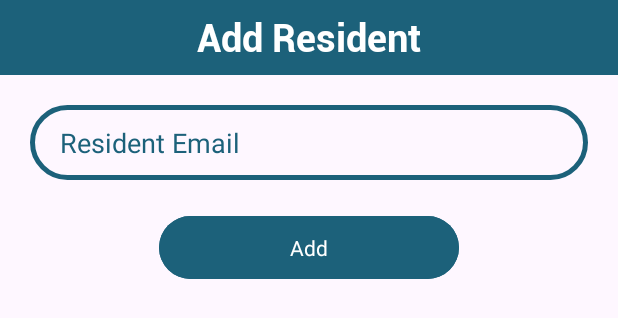
After one commit to farhan-hasan/MessMate, an Android app: the layout add_resident_popup.xml on its own in the app's theme, with its tools: preview values and no code run, on a phone screen of 412 x 824 dp. The commit adds this screen. Shown: the top 318 px of the screen. Run offline under Robolectric (Android 15) with nearby library versions, the light colour scheme and no system bars.

Commit message:
Adding resident to mess with conditions(Already exist in mess, User does not exist i User table) handled and implemented.

```diff
--- a/app/src/main/java/com/example/messmate/adapters/ResidentListRecyclerAdapter.java
+++ b/app/src/main/java/com/example/messmate/adapters/ResidentListRecyclerAdapter.java
@@ -50,9 +50,9 @@ public class ResidentListRecyclerAdapter extends RecyclerView.Adapter<ResidentLi
     @Override
     public void onBindViewHolder(@NonNull ViewHolder holder, int position) {
         UserDetailsModel resident = residentList.get(position);
-        holder.residentName.setText(resident.username);
-        holder.residentEmail.setText("Email: " + resident.email);
-        holder.residentPhone.setText("Phone: " + resident.phone);
+        holder.residentName.setText(resident.getUsername());
+        holder.residentEmail.setText("Email: " + resident.getEmail());
+        holder.residentPhone.setText("Phone: " + resident.getPhone());
         holder.itemView.setPadding(0, 0, 0, 0);
     }
 
--- a/app/src/main/java/com/example/messmate/fragments/RentFragment.java
+++ b/app/src/main/java/com/example/messmate/fragments/RentFragment.java
@@ -18,6 +18,7 @@ import android.widget.Toast;
 
 import com.example.messmate.R;
 import com.example.messmate.adapters.MessListRecyclerAdapter;
+import com.example.messmate.adapters.WrapContentLinearLayoutManager;
 import com.example.messmate.models.Constants;
 import com.example.messmate.models.MessDetailsModel;
 import com.example.messmate.screens.RentMessDetailsActivity;
@@ -176,7 +177,10 @@ public class RentFragment extends Fragment {
     public void loadFragment() {
 
         recyclerView = view.findViewById(R.id.rentMessListRecyclerView);
-        recyclerView.setLayoutManager(new LinearLayoutManager(getActivity()));
+        //recyclerView.setLayoutManager(new LinearLayoutManager(getActivity()));
+
+        // Added wrapper for back button issue
+        recyclerView.setLayoutManager(new WrapContentLinearLayoutManager(getActivity(), LinearLayoutManager.VERTICAL, false));
 
         DatabaseReference messesRef = FirebaseDatabase.getInstance().getReference().child("Messes");
         Query query = messesRef.orderByChild("admin").equalTo(Constants.userKey);
--- a/app/src/main/java/com/example/messmate/fragments/SearchFragment.java
+++ b/app/src/main/java/com/example/messmate/fragments/SearchFragment.java
@@ -13,6 +13,7 @@ import android.widget.Toast;
 
 import com.example.messmate.R;
 import com.example.messmate.adapters.MessListRecyclerAdapter;
+import com.example.messmate.adapters.WrapContentLinearLayoutManager;
 import com.example.messmate.models.MessDetailsModel;
 import com.firebase.ui.database.FirebaseRecyclerOptions;
 import com.google.firebase.database.DatabaseReference;
@@ -42,7 +43,8 @@ public class SearchFragment extends Fragment {
     public void loadFragment() {
 
         RecyclerView recyclerView = view.findViewById(R.id.searchMessListRecyclerView);
-        recyclerView.setLayoutManager(new LinearLayoutManager(getActivity()));
+        // Added wrapper for back button issue
+        recyclerView.setLayoutManager(new WrapContentLinearLayoutManager(getActivity(), LinearLayoutManager.VERTICAL, false));
 //        messListCardItems.add(new MessListCardModel("10", "My mess 1", "Sylhet", "+8801723232323"));
 //        messListCardItems.add(new MessListCardModel("10", "My mess 2", "Sylhet", "+8801723232323"));
 //        messListCardItems.add(new MessListCardModel("10", "My mess 3", "Sylhet", "+8801723232323"));
--- a/app/src/main/java/com/example/messmate/screens/MealManagementActivity.java
+++ b/app/src/main/java/com/example/messmate/screens/MealManagementActivity.java
@@ -12,6 +12,7 @@ import androidx.recyclerview.widget.RecyclerView;
 
 import com.example.messmate.R;
 import com.example.messmate.adapters.MessListRecyclerAdapter;
+import com.example.messmate.adapters.WrapContentLinearLayoutManager;
 import com.example.messmate.models.Constants;
 import com.example.messmate.models.MessDetailsModel;
 import com.firebase.ui.database.FirebaseRecyclerOptions;
@@ -57,7 +58,8 @@ public class MealManagementActivity extends AppCompatActivity {
     public void loadFragment() {
 
         recyclerView = findViewById(R.id.mealManagementMessListRecyclerView);
-        recyclerView.setLayoutManager(new LinearLayoutManager(MealManagementActivity.this));
+        // Added wrapper for back button issue
+        recyclerView.setLayoutManager(new WrapContentLinearLayoutManager(MealManagementActivity.this, LinearLayoutManager.VERTICAL, false));
 //        messListCardItems.add(new MessListCardModel("10", "My mess 1", "Sylhet", "+8801723232323"));
 //        messListCardItems.add(new MessListCardModel("10", "My mess 2", "Sylhet", "+8801723232323"));
 //        messListCardItems.add(new MessListCardModel("10", "My mess 3", "Sylhet", "+8801723232323"));
@@ -79,7 +81,7 @@ public class MealManagementActivity extends AppCompatActivity {
             @Override
             public void onItemClick(MessDetailsModel item) {
                 String message = "Clicked " + item.mess_name + " ";
-                startActivity(new Intent(MealManagementActivity.this, RentMessDetailsActivity.class));
+                startActivity(new Intent(MealManagementActivity.this, MealManagementMenuUpdateActivity.class));
                 Toast.makeText(MealManagementActivity.this, message, Toast.LENGTH_SHORT).show();
             }
         }, options);
--- /dev/null
+++ b/app/src/main/res/layout/add_resident_popup.xml
@@ -0,0 +1,54 @@
+<?xml version="1.0" encoding="utf-8"?>
+<LinearLayout
+    xmlns:android="http://schemas.android.com/apk/res/android"
+    android:layout_width="match_parent"
+    android:layout_height="match_parent"
+    android:orientation="vertical"
+    >
+
+    <TextView
+        android:layout_width="match_parent"
+        android:layout_height="50dp"
+        android:text="Add Resident"
+        android:background="@color/primary_color"
+        android:textSize="25dp"
+        android:gravity="center"
+        android:fontFamily="@font/roboto_bold"
+        android:textColor="#FFF"
+        />
+
+    <LinearLayout
+        android:layout_width="match_parent"
+        android:layout_height="wrap_content"
+        android:paddingLeft="20dp"
+        android:paddingRight="20dp"
+        android:orientation="vertical">
+
+        <EditText
+            android:layout_marginTop="20dp"
+            android:id="@+id/addResidentEmailEditText"
+            android:layout_width="match_parent"
+            android:textColor="@color/primary_color"
+            android:textColorHint="@color/primary_color"
+            android:layout_height="50dp"
+            android:background="@drawable/text_field_border"
+            android:ems="10"
+            android:inputType="text"
+            android:paddingLeft="20dp"
+            android:hint="Resident Email"/>
+
+
+        <Button
+            style="?android:attr/absListViewStyle"
+            android:id="@+id/residentAddButton"
+            android:layout_marginTop="20dp"
+            android:layout_gravity="center"
+            android:backgroundTint="@color/primary_color"
+            android:layout_width="200dp"
+            android:layout_height="50dp"
+            android:textColor="#FFF"
+            android:text="Add" />
+
+    </LinearLayout>
+
+</LinearLayout>
```
Also changed, not shown: app/src/main/java/com/example/messmate/adapters/WrapContentLinearLayoutManager.java (added, +32 -0 lines), app/src/main/java/com/example/messmate/models/UserDetailsModel.java (+26 -2 lines), app/src/main/java/com/example/messmate/screens/RentMessDetailsActivity.java (+115 -5 lines).
